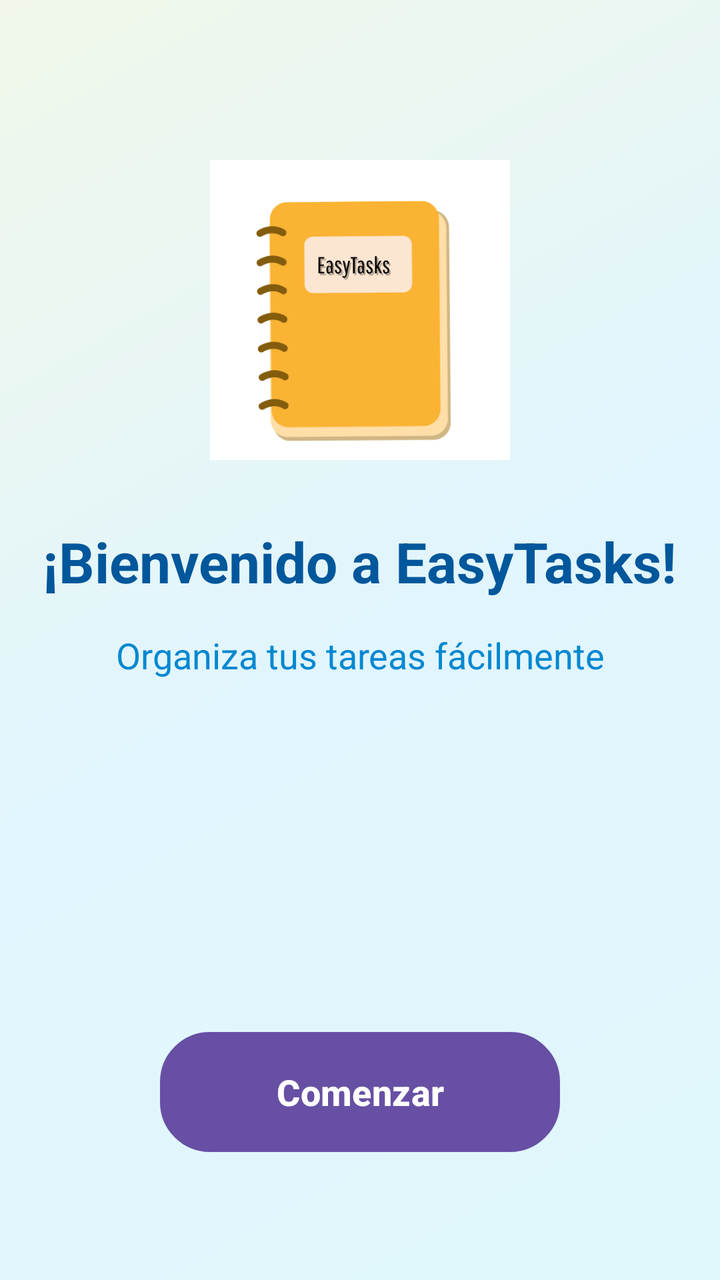
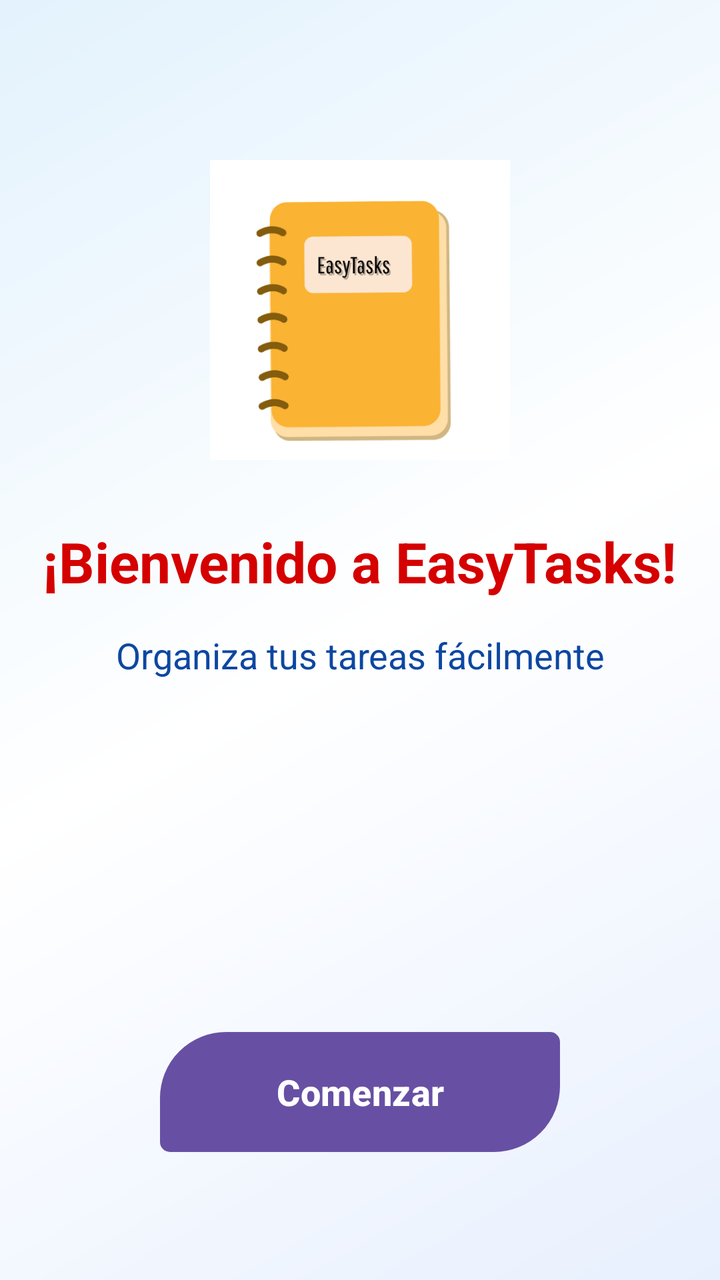

Before-and-after screenshots of an Android layout around one commit, followed by the original layout XML and the change that was made.
<!-- AndroidManifest.xml: application theme Theme.MyApplication -->
<!-- res/layout/activity_main.xml -->
<?xml version="1.0" encoding="utf-8"?>
<androidx.constraintlayout.widget.ConstraintLayout
    xmlns:android="http://schemas.android.com/apk/res/android"
    xmlns:app="http://schemas.android.com/apk/res-auto"
    xmlns:tools="http://schemas.android.com/tools"
    android:id="@+id/main"
    android:layout_width="match_parent"
    android:layout_height="match_parent"
    android:background="@drawable/bg_frutiger_main"
    tools:context=".MainActivity">

    <ImageView
        android:id="@+id/imgLogoBienvenida"
        android:layout_width="150dp"
        android:layout_height="150dp"
        android:layout_marginTop="80dp"
        android:src="@drawable/uad"
        app:layout_constraintEnd_toEndOf="parent"
        app:layout_constraintStart_toStartOf="parent"
        app:layout_constraintTop_toTopOf="parent" />

    <TextView
        android:id="@+id/tvTituloBienvenida"
        android:layout_width="wrap_content"
        android:layout_height="wrap_content"
        android:layout_marginTop="32dp"
        android:text="¡Bienvenido a EasyTasks!"
        android:textColor="#01579B"
        android:textSize="28sp"
        android:textStyle="bold"
        app:layout_constraintEnd_toEndOf="parent"
        app:layout_constraintStart_toStartOf="parent"
        app:layout_constraintTop_toBottomOf="@+id/imgLogoBienvenida" />

    <TextView
        android:id="@+id/tvSubtituloBienvenida"
        android:layout_width="wrap_content"
        android:layout_height="wrap_content"
        android:layout_marginTop="16dp"
        android:text="Organiza tus tareas fácilmente"
        android:textColor="#0288D1"
        android:textSize="18sp"
        app:layout_constraintEnd_toEndOf="parent"
        app:layout_constraintStart_toStartOf="parent"
        app:layout_constraintTop_toBottomOf="@+id/tvTituloBienvenida" />

    <Button
        android:id="@+id/btnIngresar"
        android:layout_width="200dp"
        android:layout_height="60dp"
        android:layout_marginBottom="64dp"
        android:text="Comenzar"
        android:textSize="18sp"
        android:textStyle="bold"
        android:textColor="#FFFFFF"
        android:background="@drawable/bg_button_primary"
        app:layout_constraintBottom_toBottomOf="parent"
        app:layout_constraintEnd_toEndOf="parent"
        app:layout_constraintStart_toStartOf="parent" />

</androidx.constraintlayout.widget.ConstraintLayout>
<!-- resources referenced by this layout -->
<resources>
  <!-- drawable bg_button_primary (drawable) -->
  <?xml version="1.0" encoding="utf-8"?>
  <ripple xmlns:android="http://schemas.android.com/apk/res/android"
      android:color="#80FFFFFF">
      <item>
          <shape android:shape="rectangle">
              
              <gradient
                  android:startColor="#4FC3F7"
                  android:centerColor="#03A9F4"
                  android:endColor="#0288D1"
                  android:angle="90"/>
              <corners android:radius="24dp"/>
              <stroke android:width="2dp" android:color="#E1F5FE"/>
          </shape>
      </item>
  </ripple>
  <!-- drawable bg_frutiger_main (drawable) -->
  <?xml version="1.0" encoding="utf-8"?>
  <shape xmlns:android="http://schemas.android.com/apk/res/android">
      <gradient
          android:angle="135"
          android:startColor="#E0F7FA"
          android:centerColor="#E1F5FE"
          android:endColor="#F1F8E9"
          android:type="linear" />
  </shape>
  <!-- drawable uad: png bitmap (drawable, 27766 bytes) -->
  <style name="Theme.MyApplication" parent="Base.Theme.MyApplication" />
  <style name="Base.Theme.MyApplication" parent="Theme.Material3.Light.NoActionBar">
          <item name="android:forceDarkAllowed" tools:targetApi="q">false</item>
  
          
          
      </style>
</resources>

<!-- the commit's change to res/layout/activity_main.xml (unified diff, before → after) -->
@@ -25,7 +25,7 @@
         android:layout_height="wrap_content"
         android:layout_marginTop="32dp"
         android:text="¡Bienvenido a EasyTasks!"
-        android:textColor="#01579B"
+        android:textColor="#D50000"
         android:textSize="28sp"
         android:textStyle="bold"
         app:layout_constraintEnd_toEndOf="parent"
@@ -38,7 +38,7 @@
         android:layout_height="wrap_content"
         android:layout_marginTop="16dp"
         android:text="Organiza tus tareas fácilmente"
-        android:textColor="#0288D1"
+        android:textColor="#0D47A1"
         android:textSize="18sp"
         app:layout_constraintEnd_toEndOf="parent"
         app:layout_constraintStart_toStartOf="parent"
<!-- resource entries referenced after the edit -->
@@ -8,12 +8,17 @@
           <shape android:shape="rectangle">
               
               <gradient
-                  android:startColor="#4FC3F7"
-                  android:centerColor="#03A9F4"
-                  android:endColor="#0288D1"
-                  android:angle="90"/>
-              <corners android:radius="24dp"/>
-              <stroke android:width="2dp" android:color="#E1F5FE"/>
+                  android:startColor="#FF0000"
+                  android:centerColor="#E50000"
+                  android:endColor="#B71C1C"
+                  android:angle="45"/>
+              <corners
+                  android:topLeftRadius="32dp"
+                  android:bottomRightRadius="32dp"
+                  android:topRightRadius="4dp"
+                  android:bottomLeftRadius="4dp"/>
+              
+              <stroke android:width="2dp" android:color="#2979FF"/>
           </shape>
       </item>
   </ripple>
@@ -22,9 +27,9 @@
   <shape xmlns:android="http://schemas.android.com/apk/res/android">
       <gradient
           android:angle="135"
-          android:startColor="#E0F7FA"
-          android:centerColor="#E1F5FE"
-          android:endColor="#F1F8E9"
+          android:startColor="#E8F0FE"
+          android:centerColor="#FFFFFF"
+          android:endColor="#E3F2FD"
           android:type="linear" />
   </shape>
   <!-- drawable uad: png bitmap (drawable, 27766 bytes) -->
